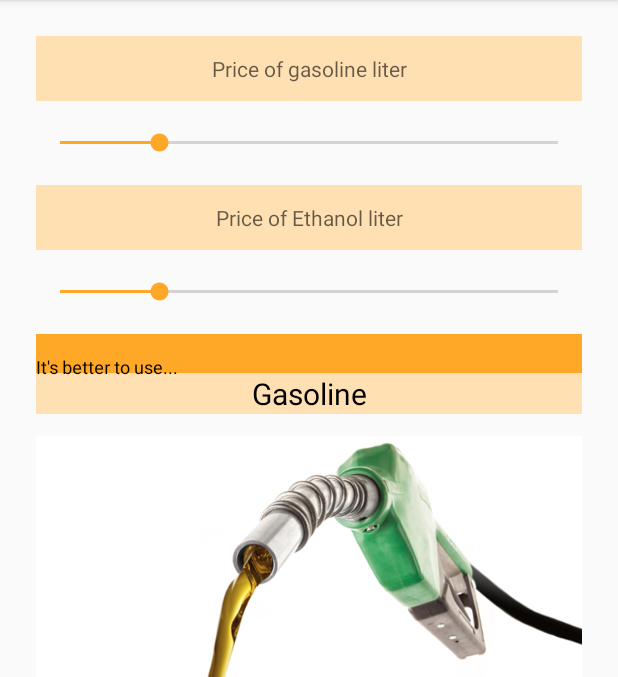
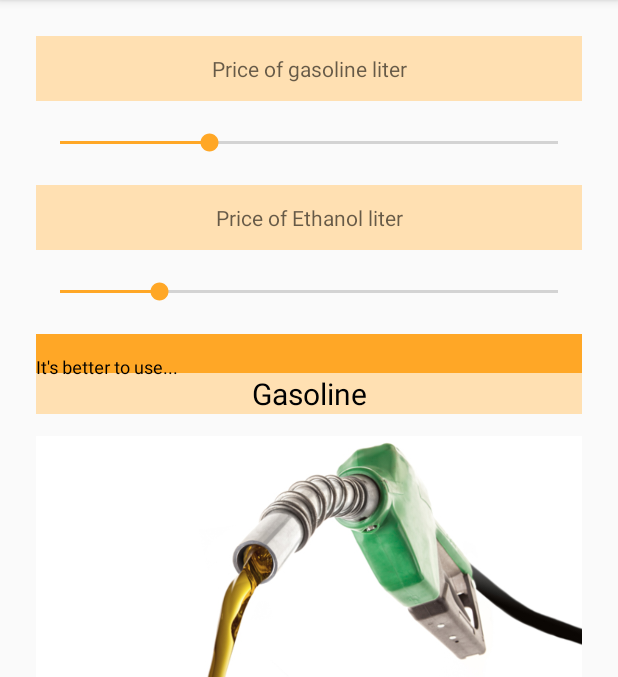
Before and after one commit to millenaavanzo/Fuels__, an Android app: the screen it shows after launch (MainActivity), on a phone screen of 412 x 824 dp, the part 84-761 px from its top. Run offline under Robolectric (Android 15) with nearby library versions, the phone set to English and light mode, and no system bars.

Commit message:
Update activity_main.xml

```diff
--- a/app/src/main/res/layout/activity_main.xml
+++ b/app/src/main/res/layout/activity_main.xml
@@ -30,7 +30,7 @@
         android:layout_height="@dimen/seekbar_height"
         android:layout_gravity="fill_horizontal"
 
-        android:max="15"
+        android:max="10"
         android:progress="3"
         android:layout_row="2"
         android:layout_column="1" />
```
